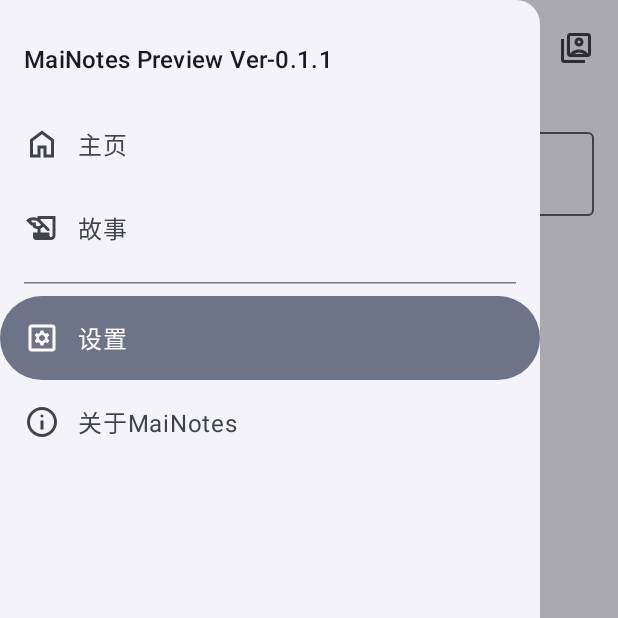
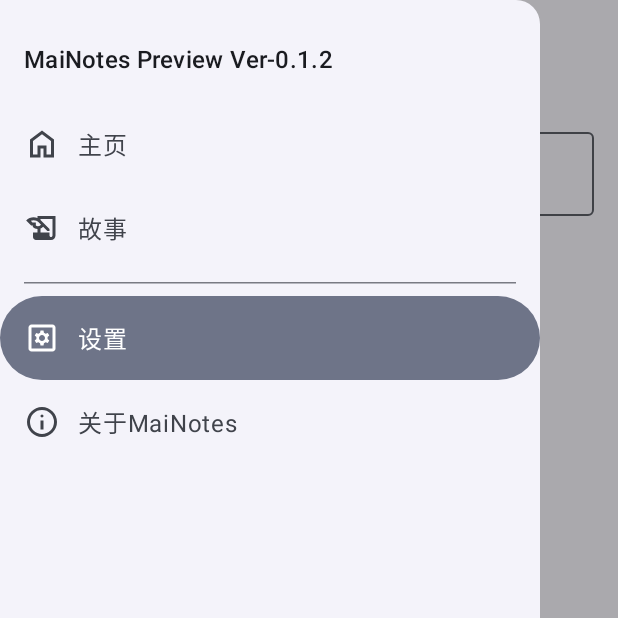
Before and after one commit to Hu-XiaoYan/MaiNotes, an Android app built with Jetpack Compose: the SettingsScreen screen opened through its navigation route, after a tap on "打开导航抽屉", on a phone screen of 412 x 824 dp, the top half of it. Run offline under Robolectric (Android 15) with nearby library versions, the phone set to English and light mode, and no system bars.

Commit message:
Preview Version 0.1.2 - update file directory

```diff
--- a/app/build.gradle.kts
+++ b/app/build.gradle.kts
@@ -1,5 +1,3 @@
-import org.gradle.internal.declarativedsl.schemaBuilder.kotlinFunctionAsConfigureLambda
-
 plugins {
     alias(libs.plugins.android.application)
     alias(libs.plugins.kotlin.android)
@@ -64,5 +62,6 @@ dependencies {
     implementation(libs.ktor.client.cio)
     implementation(libs.ktor.client.content.negotiation)
     implementation(libs.ktor.serialization.kotlinx.json)
-
+    implementation(libs.androidx.datastore.preferences)
+    implementation(libs.androidx.security.crypto)
 }
--- a/app/src/main/AndroidManifest.xml
+++ b/app/src/main/AndroidManifest.xml
@@ -13,7 +13,7 @@
         android:theme="@style/Theme.MaiNotes"
         tools:targetApi="31">
         <activity
-            android:name=".MainActivity"
+            android:name=".ui.MainActivity"
             android:exported="true"
             android:theme="@style/Theme.MaiNotes">
             <intent-filter>
--- a/app/src/main/java/com/xiaoyan/mainotes/SettingsPage.kt
+++ /dev/null
@@ -1,89 +0,0 @@
-package com.xiaoyan.mainotes
-
-import android.util.Log
-import androidx.compose.foundation.clickable
-import androidx.compose.foundation.interaction.MutableInteractionSource
-import androidx.compose.foundation.layout.Box
-import androidx.compose.foundation.layout.Column
-import androidx.compose.foundation.layout.fillMaxHeight
-import androidx.compose.foundation.layout.fillMaxSize
-import androidx.compose.foundation.layout.fillMaxWidth
-import androidx.compose.foundation.layout.padding
-import androidx.compose.material3.MaterialTheme
-import androidx.compose.material3.OutlinedTextField
-import androidx.compose.material3.Text
-import androidx.compose.runtime.Composable
-import androidx.compose.runtime.getValue
-import androidx.compose.runtime.mutableStateOf
-import androidx.compose.runtime.remember
-import androidx.compose.runtime.setValue
-import androidx.compose.ui.Modifier
-import androidx.compose.ui.focus.onFocusChanged
-import androidx.compose.ui.platform.LocalFocusManager
-import androidx.compose.ui.tooling.preview.Preview
-import androidx.compose.ui.unit.dp
-import androidx.lifecycle.viewmodel.compose.viewModel
-import com.xiaoyan.mainotes.viewmodel.SettingsViewModel
-
-@Composable
-fun SettingsScreen() {
-    var isFocused by remember { mutableStateOf(false) }
-    val focusManager = LocalFocusManager.current
-
-    var lxnsPersonalToken by remember { mutableStateOf("") }
-    val viewModel: SettingsViewModel = viewModel()
-    val errorMessage = viewModel.errorMessage
-    val playerData = viewModel.playerData
-    Box(
-        modifier = Modifier
-            .fillMaxSize()
-            .clickable(
-                indication = null,
-                interactionSource = remember { MutableInteractionSource() }
-            ) {
-                focusManager.clearFocus(force = true)
-            }
-            .padding(16.dp)
-    ) {
-        Column(modifier = Modifier.fillMaxHeight()) {
-            OutlinedTextField(
-                value = lxnsPersonalToken,
-                onValueChange = { lxnsPersonalToken = it },
-                label = { Text("落雪查分器个人Token") },
-                modifier = Modifier
-                    .fillMaxWidth()
-                    .onFocusChanged { focusState ->
-                        if (!focusState.isFocused && isFocused) {
-                            Log.d("INPUT", lxnsPersonalToken)
-                            viewModel.fetchLxnsPlayerData(lxnsPersonalToken)
-                        }
-                        isFocused = focusState.isFocused
-                    }
-            )
-            if (errorMessage != null) {
-                Text(
-                    text = errorMessage,
-                    color = MaterialTheme.colorScheme.error,
-                    style = MaterialTheme.typography.bodySmall,
-                    modifier = Modifier.padding(top = 4.dp)
-                )
-            }
-            if (playerData != null) {
-                Text(
-                    text = "你好，${playerData.name}！当前Rating：${playerData.rating}",
-                    style = MaterialTheme.typography.bodyMedium,
-                    modifier = Modifier.padding(top = 8.dp)
-                )
-            }
-            //test
-        }
-    }
-}
-
-@Preview(
-    showBackground = true, name = "LightSettingsPreview"
-)
-@Composable
-fun SettingsView() {
-    SettingsScreen()
-}
--- a/app/src/main/java/com/xiaoyan/mainotes/HomePage.kt
+++ b/app/src/main/java/com/xiaoyan/mainotes/ui/HomePage.kt
@@ -1,4 +1,4 @@
-package com.xiaoyan.mainotes
+package com.xiaoyan.mainotes.ui
 
 import androidx.compose.animation.AnimatedVisibility
 import androidx.compose.animation.core.Spring
@@ -41,6 +41,7 @@ import androidx.compose.ui.res.painterResource
 import androidx.compose.ui.res.stringResource
 import androidx.compose.ui.tooling.preview.Preview
 import androidx.compose.ui.unit.dp
+import com.xiaoyan.mainotes.R
 
 @Composable
 fun HomeScreen() {
--- a/app/src/main/java/com/xiaoyan/mainotes/MainActivity.kt
+++ b/app/src/main/java/com/xiaoyan/mainotes/ui/MainActivity.kt
@@ -1,26 +1,16 @@
-package com.xiaoyan.mainotes
+package com.xiaoyan.mainotes.ui
 
 import android.content.res.Configuration.UI_MODE_NIGHT_YES
-import android.graphics.Paint.Style
 import android.os.Bundle
 import androidx.activity.ComponentActivity
 import androidx.activity.compose.setContent
 import androidx.activity.enableEdgeToEdge
-import androidx.compose.animation.animateContentSize
-import androidx.compose.animation.core.animateFloatAsState
 import androidx.compose.foundation.layout.Arrangement
 import androidx.compose.foundation.layout.Column
-import androidx.compose.foundation.layout.Row
 import androidx.compose.foundation.layout.Spacer
 import androidx.compose.foundation.layout.fillMaxSize
-import androidx.compose.foundation.layout.fillMaxWidth
 import androidx.compose.foundation.layout.height
 import androidx.compose.foundation.layout.padding
-import androidx.compose.foundation.layout.size
-import androidx.compose.foundation.layout.width
-import androidx.compose.foundation.layout.wrapContentSize
-import androidx.compose.material3.Card
-import androidx.compose.material3.CardDefaults
 import androidx.compose.material3.CenterAlignedTopAppBar
 import androidx.compose.material3.DrawerValue
 import androidx.compose.material3.ExperimentalMaterial3Api
@@ -35,17 +25,10 @@ import androidx.compose.material3.Scaffold
 import androidx.compose.material3.Text
 import androidx.compose.material3.rememberDrawerState
 import androidx.compose.runtime.Composable
-import androidx.compose.runtime.LaunchedEffect
 import androidx.compose.runtime.getValue
-import androidx.compose.runtime.mutableStateOf
-import androidx.compose.runtime.remember
 import androidx.compose.runtime.rememberCoroutineScope
-import androidx.compose.runtime.setValue
 import androidx.compose.ui.Alignment
 import androidx.compose.ui.Modifier
-import androidx.compose.ui.draw.rotate
-import androidx.compose.ui.input.pointer.PointerIcon
-import androidx.compose.ui.platform.InspectableModifier
 import androidx.compose.ui.res.painterResource
 import androidx.compose.ui.res.stringResource
 import androidx.compose.ui.text.style.TextOverflow
@@ -57,7 +40,7 @@ import androidx.navigation.compose.currentBackStackEntryAsState
 import com.xiaoyan.mainotes.ui.theme.MaiNotesTheme
 import kotlinx.coroutines.launch
 import androidx.navigation.compose.rememberNavController
-import kotlin.math.exp
+import com.xiaoyan.mainotes.R
 
 class MainActivity : ComponentActivity() {
     override fun onCreate(savedInstanceState: Bundle?) {
@@ -154,7 +137,7 @@ fun MaiNoteMain() {
                 //承载DrawerItem
                 Spacer(modifier = Modifier.height(12.dp))
                 Text(
-                    "MaiNotes Preview Ver-0.1.1",
+                    "MaiNotes Preview Ver-0.1.2",
                     modifier = Modifier.padding(16.dp),
                     style = MaterialTheme.typography.titleMedium
                 )
@@ -209,14 +192,6 @@ fun MaiNoteMain() {
                                 contentDescription = "打开导航抽屉"
                             )
                         }
-                    },
-                    actions = {
-                        IconButton(onClick = { /*TODO:About Account*/ }) {
-                            Icon(
-                                painterResource(R.drawable.appbar_ic_account),
-                                contentDescription = "账号管理"
-                            )
-                        }
                     })
             }) { paddingValues ->
             NavHost(
--- /dev/null
+++ b/app/src/main/java/com/xiaoyan/mainotes/ui/SettingsPage.kt
@@ -0,0 +1,104 @@
+package com.xiaoyan.mainotes.ui
+
+import androidx.compose.foundation.clickable
+import androidx.compose.foundation.interaction.MutableInteractionSource
+import androidx.compose.foundation.layout.Box
+import androidx.compose.foundation.layout.fillMaxSize
+import androidx.compose.foundation.layout.fillMaxWidth
+import androidx.compose.foundation.layout.padding
+import androidx.compose.material3.MaterialTheme
+import androidx.compose.material3.OutlinedTextField
+import androidx.compose.material3.Text
+import androidx.compose.runtime.Composable
+import androidx.compose.runtime.getValue
+import androidx.compose.runtime.mutableStateOf
+import androidx.compose.runtime.remember
+import androidx.compose.runtime.setValue
+import androidx.compose.ui.Modifier
+import androidx.compose.ui.focus.onFocusChanged
+import androidx.compose.ui.platform.LocalFocusManager
+import androidx.compose.ui.res.stringResource
+import androidx.compose.ui.tooling.preview.Preview
+import androidx.compose.ui.unit.dp
+import androidx.lifecycle.viewmodel.compose.viewModel
+import com.xiaoyan.mainotes.R
+import com.xiaoyan.mainotes.viewmodel.SettingsViewModel
+
+@Composable
+fun SettingsScreen() {
+    var isFocused by remember { mutableStateOf(false) }
+    val focusManager = LocalFocusManager.current
+
+    var lxnsPersonalToken by remember { mutableStateOf("") }
+    val viewModel: SettingsViewModel = viewModel()
+    val errorMessage = viewModel.errorMessage
+    val playerData = viewModel.playerData
+    Box(
+        modifier = Modifier
+            .fillMaxSize()
+            .clickable(
+                indication = null,
+                interactionSource = remember { MutableInteractionSource() }
+            ) {
+                focusManager.clearFocus(force = true)
+            }
+            .padding(16.dp)
+    ) {
+        OutlinedTextField(
+            value = lxnsPersonalToken,
+            onValueChange = { lxnsPersonalToken = it },
+            label = { Text("落雪查分器个人Token") },
+            modifier = Modifier
+                .fillMaxWidth()
+                .onFocusChanged { focusState ->
+                    if (!focusState.isFocused && isFocused) {
+                        viewModel.fetchLxnsPlayerData(lxnsPersonalToken)
+                    }
+                    isFocused = focusState.isFocused
+                },
+            isError = errorMessage != null,
+            supportingText = {
+                if (errorMessage != null) {
+                    when (errorMessage) {
+                        "TokenEmpty" -> {
+                            Text(
+                                text = stringResource(R.string.TokenEmpty),
+                                color = MaterialTheme.colorScheme.error
+                            )
+                        }
+
+                        "unauthorized" -> {
+                            Text(
+                                text = stringResource(R.string.TokenError),
+                                color = MaterialTheme.colorScheme.error
+                            )
+                        }
+
+                        else -> {
+                            Text(
+                                text = errorMessage,
+                                color = MaterialTheme.colorScheme.error
+                            )
+                        }
+                    }
+                }
+            }
+        )
+        if (playerData != null) {
+            Text(
+                text = "你好，${playerData.name}！当前Rating：${playerData.rating}",
+                style = MaterialTheme.typography.bodyMedium,
+                modifier = Modifier.padding(top = 8.dp)
+            )
+        }
+        //test
+    }
+}
+
+@Preview(
+    showBackground = true, name = "LightSettingsPreview"
+)
+@Composable
+fun SettingsView() {
+    SettingsScreen()
+}
--- a/app/src/main/java/com/xiaoyan/mainotes/viewmodel/SettingsViewModel.kt
+++ b/app/src/main/java/com/xiaoyan/mainotes/viewmodel/SettingsViewModel.kt
@@ -5,8 +5,8 @@ import androidx.compose.runtime.mutableStateOf
 import androidx.compose.runtime.setValue
 import androidx.lifecycle.ViewModel
 import androidx.lifecycle.viewModelScope
+import com.xiaoyan.mainotes.dataclass.LxnsPlayerDataMai
 import com.xiaoyan.mainotes.network.fetchLxnsPersonalData
-import com.xiaoyan.mainotes.dataclass.LxnsPlayerDataMai
 import kotlinx.coroutines.launch
 
 class SettingsViewModel: ViewModel() {
@@ -14,6 +14,10 @@ class SettingsViewModel: ViewModel() {
     var errorMessage by mutableStateOf<String?>(null)
 
     fun fetchLxnsPlayerData(lxnsPersonalToken: String) {
+        if (lxnsPersonalToken.isBlank()) {
+            errorMessage = "TokenEmpty"
+            return
+        }
         viewModelScope.launch {
             try {
                 val result = fetchLxnsPersonalData(lxnsPersonalToken)
--- a/app/src/main/res/drawable/appbar_ic_account.xml
+++ /dev/null
@@ -1,5 +0,0 @@
-<vector xmlns:android="http://schemas.android.com/apk/res/android" android:height="24dp" android:tint="#000000" android:viewportHeight="960" android:viewportWidth="960" android:width="24dp">
-
-    <path android:fillColor="@android:color/white" android:pathData="M560,440Q610,440 645,405Q680,370 680,320Q680,270 645,235Q610,200 560,200Q510,200 475,235Q440,270 440,320Q440,370 475,405Q510,440 560,440ZM320,630Q365,577 428,548.5Q491,520 560,520Q629,520 692,548.5Q755,577 800,630Q800,630 800,630Q800,630 800,630L800,160Q800,160 800,160Q800,160 800,160L320,160Q320,160 320,160Q320,160 320,160L320,630Q320,630 320,630Q320,630 320,630ZM320,720Q287,720 263.5,696.5Q240,673 240,640L240,160Q240,127 263.5,103.5Q287,80 320,80L800,80Q833,80 856.5,103.5Q880,127 880,160L880,640Q880,673 856.5,696.5Q833,720 800,720L320,720ZM160,880Q127,880 103.5,856.5Q80,833 80,800L80,240L160,240L160,800Q160,800 160,800Q160,800 160,800L720,800L720,880L160,880ZM560,360Q543,360 531.5,348.5Q520,337 520,320Q520,303 531.5,291.5Q543,280 560,280Q577,280 588.5,291.5Q600,303 600,320Q600,337 588.5,348.5Q577,360 560,360ZM428,640L692,640L692,640Q663,620 629,610Q595,600 560,600Q525,600 491,610Q457,620 428,640ZM560,395Q560,395 560,395Q560,395 560,395L560,395Q560,395 560,395Q560,395 560,395L560,395Q560,395 560,395Q560,395 560,395L560,395Q560,395 560,395Q560,395 560,395Q560,395 560,395Q560,395 560,395Q560,395 560,395Q560,395 560,395Z"/>
-
-</vector>
--- a/app/src/main/res/values/strings.xml
+++ b/app/src/main/res/values/strings.xml
@@ -15,4 +15,6 @@
     <string name="CardModuleMai_NotBindLxnsFc">暂未绑定</string>
 
     <string name="UnknownError">发生未知错误</string>
+    <string name="TokenEmpty">Token不能为空</string>
+    <string name="TokenError">Token有误</string>
 </resources>
--- a/gradle/libs.versions.toml
+++ b/gradle/libs.versions.toml
@@ -1,5 +1,6 @@
 [versions]
 agp = "8.10.1"
+datastorePreferences = "1.1.7"
 kotlin = "2.0.21"
 coreKtx = "1.16.0"
 junit = "4.13.2"
@@ -16,10 +17,13 @@ activityCompose = "1.10.1"
 composeBom = "2024.09.00"
 navigationCompose = "2.9.0"
 navigationComposeJvmstubs = "2.9.0"
+securityCrypto = "1.1.0-beta01"
 
 [libraries]
 androidx-core-ktx = { group = "androidx.core", name = "core-ktx", version.ref = "coreKtx" }
+androidx-datastore-preferences = { module = "androidx.datastore:datastore-preferences", version.ref = "datastorePreferences" }
 androidx-navigation-compose = { module = "androidx.navigation:navigation-compose", version.ref = "navigationCompose" }
+androidx-security-crypto = { module = "androidx.security:security-crypto", version.ref = "securityCrypto" }
 junit = { group = "junit", name = "junit", version.ref = "junit" }
 androidx-junit = { group = "androidx.test.ext", name = "junit", version.ref = "junitVersion" }
 androidx-espresso-core = { group = "androidx.test.espresso", name = "espresso-core", version.ref = "espressoCore" }
```
Also changed, not shown: app/src/main/java/com/xiaoyan/mainotes/dataclass/UserConfig.kt (added, +8 -0 lines), app/src/main/java/com/xiaoyan/mainotes/local/ConfigManager.kt (added, +42 -0 lines).
